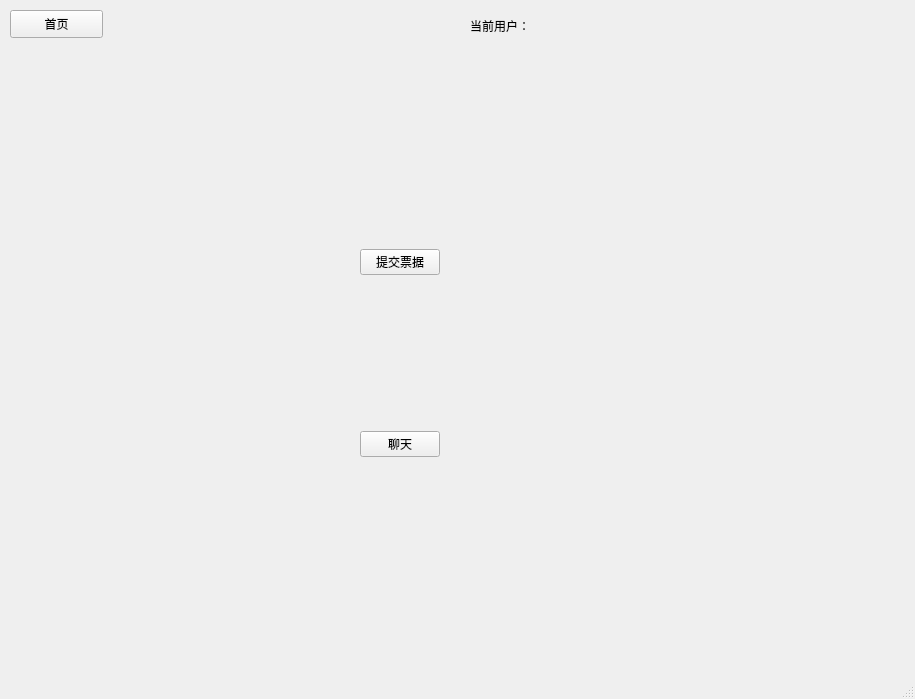
Qt form mainwindow.ui (betamake/robot) before a commit.
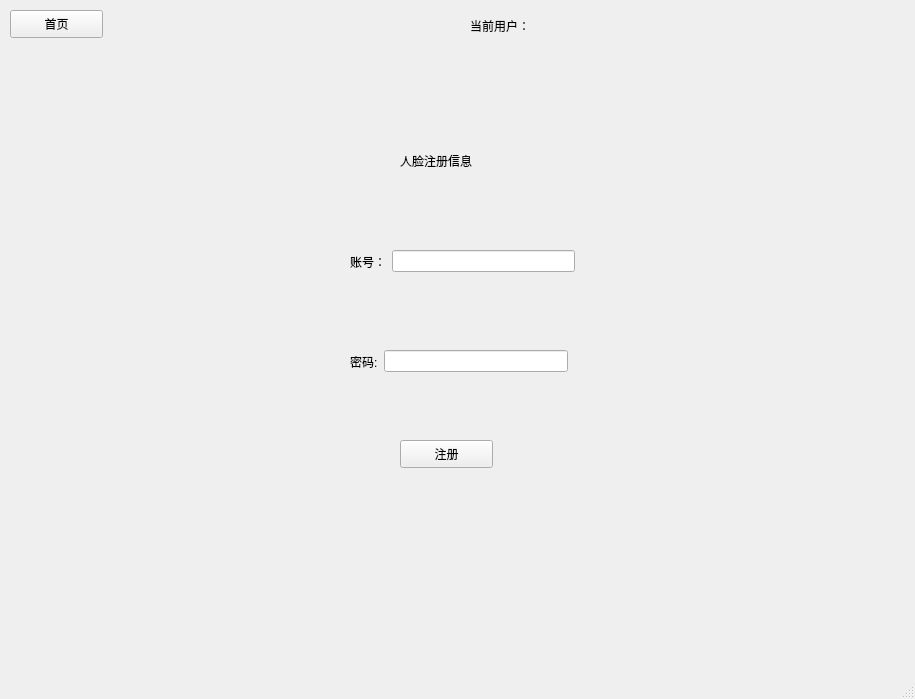
The same form after that commit. The open tabs and pages were chosen to show the change.

Commit message: 完成账号登录，增加人脸登录和人脸注册。用时6

```diff
--- a/mainwindow.ui
+++ b/mainwindow.ui
@@ -32,7 +32,7 @@
      <rect>
       <x>10</x>
       <y>90</y>
-      <width>779</width>
+      <width>891</width>
       <height>526</height>
      </rect>
     </property>
@@ -442,6 +442,130 @@
       </item>
      </layout>
     </widget>
+    <widget class="QWidget" name="renLianDengLu">
+     <widget class="QWidget" name="horizontalLayoutWidget_2">
+      <property name="geometry">
+       <rect>
+        <x>160</x>
+        <y>140</y>
+        <width>411</width>
+        <height>301</height>
+       </rect>
+      </property>
+      <layout class="QHBoxLayout" name="imageLayout"/>
+     </widget>
+     <widget class="QLabel" name="renLianShiBieLabel">
+      <property name="geometry">
+       <rect>
+        <x>320</x>
+        <y>60</y>
+        <width>231</width>
+        <height>61</height>
+       </rect>
+      </property>
+      <property name="text">
+       <string>人脸识别</string>
+      </property>
+     </widget>
+    </widget>
+    <widget class="QWidget" name="renLianXinxi">
+     <widget class="QWidget" name="layoutWidget">
+      <property name="geometry">
+       <rect>
+        <x>340</x>
+        <y>160</y>
+        <width>225</width>
+        <height>23</height>
+       </rect>
+      </property>
+      <layout class="QHBoxLayout" name="horizontalLayout_4">
+       <item>
+        <widget class="QLabel" name="RegUsernameLabel">
+         <property name="text">
+          <string>账号：</string>
+         </property>
+        </widget>
+       </item>
+       <item>
+        <widget class="QLineEdit" name="RegUsername_LineEdit"/>
+       </item>
+      </layout>
+     </widget>
+     <widget class="QWidget" name="layoutWidget_2">
+      <property name="geometry">
+       <rect>
+        <x>340</x>
+        <y>260</y>
+        <width>218</width>
+        <height>23</height>
+       </rect>
+      </property>
+      <layout class="QHBoxLayout" name="horizontalLayout_5">
+       <item>
+        <widget class="QLabel" name="RegPwdLabel">
+         <property name="text">
+          <string>密码:</string>
+         </property>
+        </widget>
+       </item>
+       <item>
+        <widget class="QLineEdit" name="RegPwd_LineEdit"/>
+       </item>
+      </layout>
+     </widget>
+     <widget class="QPushButton" name="RegAcountBtn">
+      <property name="geometry">
+       <rect>
+        <x>390</x>
+        <y>350</y>
+        <width>93</width>
+        <height>28</height>
+       </rect>
+      </property>
+      <property name="text">
+       <string>注册</string>
+      </property>
+     </widget>
+     <widget class="QLabel" name="renLianXinxiLabel">
+      <property name="geometry">
+       <rect>
+        <x>390</x>
+        <y>40</y>
+        <width>151</width>
+        <height>61</height>
+       </rect>
+      </property>
+      <property name="text">
+       <string>人脸注册信息</string>
+      </property>
+     </widget>
+    </widget>
+    <widget class="QWidget" name="renLianZhuce">
+     <widget class="QWidget" name="horizontalLayoutWidget_3">
+      <property name="geometry">
+       <rect>
+        <x>180</x>
+        <y>190</y>
+        <width>511</width>
+        <height>281</height>
+       </rect>
+      </property>
+      <layout class="QHBoxLayout" name="faceRegImageLayout"/>
+     </widget>
+     <widget class="QLabel" name="label">
+      <property name="geometry">
+       <rect>
+        <x>330</x>
+        <y>60</y>
+        <width>161</width>
+        <height>61</height>
+       </rect>
+      </property>
+      <property name="text">
+       <string>人脸注册</string>
+      </property>
+     </widget>
+    </widget>
     <widget class="QWidget" name="shouYe">
      <layout class="QGridLayout" name="gridLayout_2">
       <item row="0" column="2">
```
Left out of the diff: 2 changed lines with no effect on the pictures. The commit also changes 10 other files.
